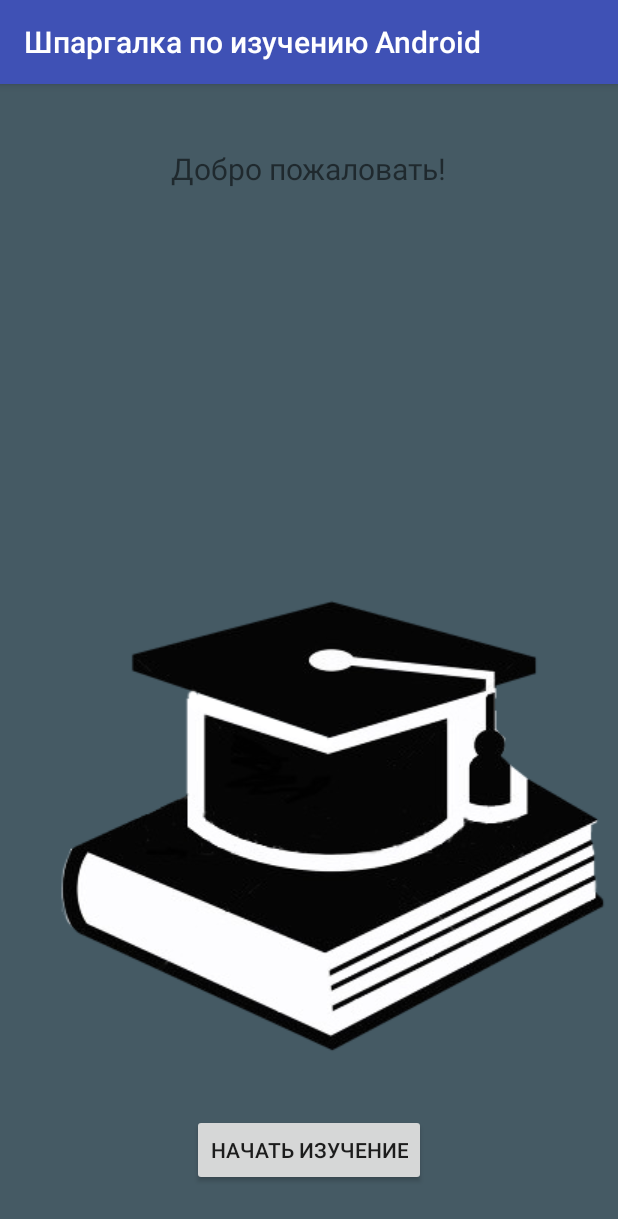
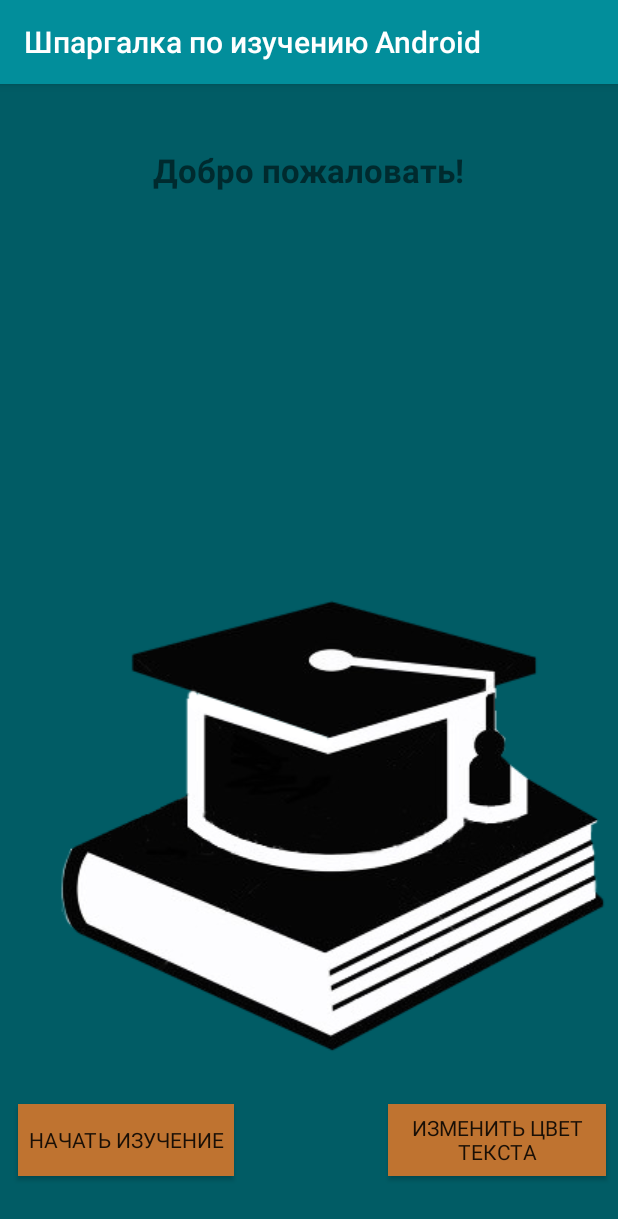
Before and after one commit to Bimlibik/Android_1, an Android app: the screen it shows after launch (MainActivity), on a phone screen of 412 x 824 dp. Shown: the top 1219 px of the screen. Run offline under Robolectric (Android 15) with nearby library versions, the phone set to English and light mode, and no system bars.

Commit message:
Initial commit

```diff
--- a/app/src/main/AndroidManifest.xml
+++ b/app/src/main/AndroidManifest.xml
@@ -5,17 +5,25 @@
     <application
         android:allowBackup="true"
         android:icon="@mipmap/ic_launcher"
-        android:label="@string/app_name"
         android:roundIcon="@mipmap/ic_launcher_round"
         android:supportsRtl="false"
         android:theme="@style/AppTheme">
-        <activity android:name=".MainActivity">
+
+        <!--Главный экран-->
+        <activity android:name=".MainActivity"
+            android:label="@string/app_name">
             <intent-filter>
                 <action android:name="android.intent.action.MAIN" />
 
                 <category android:name="android.intent.category.LAUNCHER" />
             </intent-filter>
         </activity>
+
+        <!--Экран, в котором будет список уроков-->
+        <activity android:name=".LessonList"
+            android:label="@string/lesson_list_name">
+        </activity>
+
     </application>
 
 </manifest>
--- a/app/src/main/java/com/example/foxy/android/MainActivity.java
+++ b/app/src/main/java/com/example/foxy/android/MainActivity.java
@@ -1,13 +1,53 @@
 package com.example.foxy.android;
 
+import android.content.Intent;
+import android.graphics.Color;
 import android.support.v7.app.AppCompatActivity;
 import android.os.Bundle;
+import android.view.View;
+import android.widget.Button;
+import android.widget.TextView;
+
+import java.util.Random;
 
 public class MainActivity extends AppCompatActivity {
+
+    TextView welcomeTextView;
+    Button changeColorButton;
+    Button startButton;
 
     @Override
     protected void onCreate(Bundle savedInstanceState) {
         super.onCreate(savedInstanceState);
         setContentView(R.layout.activity_main);
+
+        changeColorButton = findViewById(R.id.change_color_button);
+        welcomeTextView = findViewById(R.id.welcome_text_view);
+        startButton = findViewById(R.id.start_button);
+
+        // смена цвета текста при нажатии на кнопку
+        changeColorButton.setOnClickListener(new View.OnClickListener() {
+            @Override
+            public void onClick(View v) {
+                welcomeTextView.setTextColor(getRandomColor());
+            }
+        });
+
+        // переход на следующий экран
+        startButton.setOnClickListener(new View.OnClickListener() {
+            @Override
+            public void onClick(View v) {
+                Intent intent = new Intent(MainActivity.this, LessonList.class);
+                startActivity(intent);
+            }
+        });
     }
+
+    // генерирует рандомный цвет
+    public int getRandomColor(){
+        Random rnd = new Random();
+        return Color.argb(255, rnd.nextInt(256), rnd.nextInt(256),
+                rnd.nextInt(256));
+    }
+
 }
--- a/app/src/main/res/layout/activity_main.xml
+++ b/app/src/main/res/layout/activity_main.xml
@@ -2,9 +2,10 @@
 <android.support.constraint.ConstraintLayout xmlns:android="http://schemas.android.com/apk/res/android"
     xmlns:app="http://schemas.android.com/apk/res-auto"
     xmlns:tools="http://schemas.android.com/tools"
+    android:id="@+id/main_layout"
     android:layout_width="match_parent"
     android:layout_height="match_parent"
-    android:background="@color/colorBackround"
+    android:background="@color/colorAccent"
     tools:context=".MainActivity">
 
     <TextView
@@ -12,7 +13,8 @@
         android:layout_width="wrap_content"
         android:layout_height="wrap_content"
         android:text="@string/start_text_view"
-        android:textSize="20sp"
+        android:textSize="22sp"
+        android:textStyle="bold"
         app:layout_constraintBottom_toBottomOf="parent"
         app:layout_constraintHorizontal_bias="0.501"
         app:layout_constraintLeft_toLeftOf="parent"
@@ -38,8 +40,8 @@
         app:srcCompat="@drawable/icon_start" />
 
     <Button
-        android:id="@+id/star_button"
-        android:layout_width="wrap_content"
+        android:id="@+id/start_button"
+        android:layout_width="144dp"
         android:layout_height="wrap_content"
         android:layout_marginBottom="8dp"
         android:layout_marginEnd="8dp"
@@ -47,11 +49,31 @@
         android:layout_marginRight="8dp"
         android:layout_marginStart="8dp"
         android:layout_marginTop="8dp"
+        android:background="@color/color_start_button"
+        android:fontFamily="sans-serif"
         android:text="@string/star_button"
         app:layout_constraintBottom_toBottomOf="parent"
         app:layout_constraintEnd_toEndOf="parent"
+        app:layout_constraintHorizontal_bias="0.017"
         app:layout_constraintStart_toStartOf="parent"
         app:layout_constraintTop_toBottomOf="@+id/imageView"
-        app:layout_constraintVertical_bias="0.553" />
+        app:layout_constraintVertical_bias="0.428" />
+
+    <Button
+        android:id="@+id/change_color_button"
+        android:layout_width="145dp"
+        android:layout_height="wrap_content"
+        android:layout_marginBottom="40dp"
+        android:layout_marginEnd="8dp"
+        android:layout_marginLeft="8dp"
+        android:layout_marginRight="8dp"
+        android:layout_marginStart="8dp"
+        android:background="@color/color_start_button"
+        android:fontFamily="sans-serif"
+        android:text="@string/change_color_button"
+        app:layout_constraintBottom_toBottomOf="parent"
+        app:layout_constraintEnd_toEndOf="parent"
+        app:layout_constraintHorizontal_bias="1.0"
+        app:layout_constraintStart_toStartOf="parent" />
 
 </android.support.constraint.ConstraintLayout>
--- a/app/src/main/res/values/colors.xml
+++ b/app/src/main/res/values/colors.xml
@@ -1,6 +1,8 @@
 <?xml version="1.0" encoding="utf-8"?>
 <resources>
-    <color name="colorPrimary">#3F51B5</color>
-    <color name="colorPrimaryDark">#303F9F</color>
-    <color name="colorBackround">#455a64</color>
+    <color name="colorPrimary">#028E9B</color>
+    <color name="colorPrimaryDark">#35C0CD</color>
+    <color name="colorAccent">#015c65</color>
+    <color name="color_start_button">#bf7330</color>
+
 </resources>
--- a/app/src/main/res/values/strings.xml
+++ b/app/src/main/res/values/strings.xml
@@ -1,5 +1,8 @@
 <resources>
     <string name="app_name">Шпаргалка по изучению Android</string>
+    <string name="lesson_list_name">Список шпаргалок</string>
     <string name="start_text_view">Добро пожаловать!</string>
     <string name="star_button">Начать изучение</string>
+    <string name="change_color_button">Изменить цвет текста</string>
+    <string name="lesson_list">В разработке...</string>
 </resources>
```
